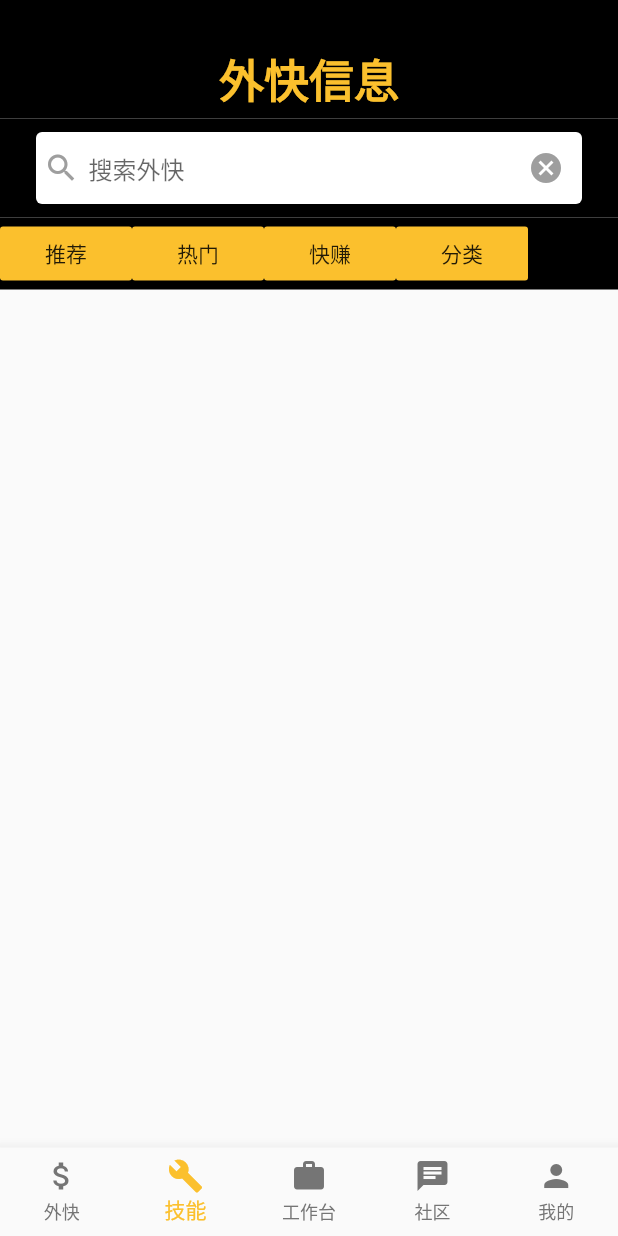
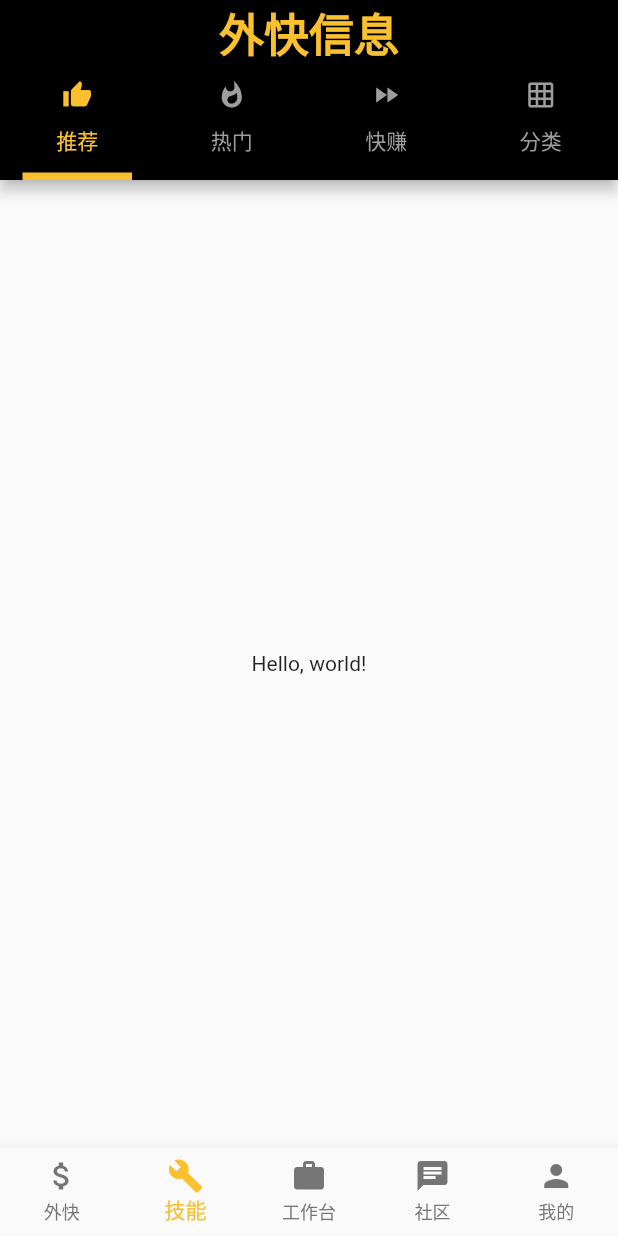
Before and after one commit to ZizhengYang/flutter_wk, a Flutter app: the screen it shows after launch, on a phone screen of 412 x 824 dp. Run offline on Flutter 3.47's test engine with Material 2 defaults, Android fonts, the phone set to English and light mode, and no system bars.

Commit message:
Update user task page, with AppBar, TabView and fancy black-yellow color style

```diff
--- a/lib/Pages/UserSide/Task/CategoryTask.dart
+++ b/lib/Pages/UserSide/Task/CategoryTask.dart
@@ -0,0 +1,9 @@
+import 'package:flutter/material.dart';
+
+class CategoryTask extends StatelessWidget {
+  @override
+  Widget build(BuildContext context) {
+    // TODO: implement build
+    return const Center(child: Text('Hello, world!', textDirection: TextDirection.ltr));
+  }
+}
--- a/lib/Pages/UserSide/Task/EasyMoneyTask.dart
+++ b/lib/Pages/UserSide/Task/EasyMoneyTask.dart
@@ -0,0 +1,9 @@
+import 'package:flutter/material.dart';
+
+class EasyMoneyTask extends StatelessWidget {
+  @override
+  Widget build(BuildContext context) {
+    // TODO: implement build
+    return const Center(child: Text('Hello, world!', textDirection: TextDirection.ltr));
+  }
+}
--- a/lib/Pages/UserSide/Task/HotTask.dart
+++ b/lib/Pages/UserSide/Task/HotTask.dart
@@ -0,0 +1,9 @@
+import 'package:flutter/material.dart';
+
+class HotTask extends StatelessWidget {
+  @override
+  Widget build(BuildContext context) {
+    // TODO: implement build
+    return const Center(child: Text('Hello, world!', textDirection: TextDirection.ltr));
+  }
+}
--- a/lib/Pages/UserSide/Task/RecommendationTask.dart
+++ b/lib/Pages/UserSide/Task/RecommendationTask.dart
@@ -0,0 +1,9 @@
+import 'package:flutter/material.dart';
+
+class RecommendationTask extends StatelessWidget {
+  @override
+  Widget build(BuildContext context) {
+    // TODO: implement build
+    return const Center(child: Text('Hello, world!', textDirection: TextDirection.ltr));
+  }
+}
--- a/lib/Pages/UserSide/UserTaskPage.dart
+++ b/lib/Pages/UserSide/UserTaskPage.dart
@@ -1,39 +1,34 @@
 import 'package:flutter/material.dart';
+import './Task/CategoryTask.dart';
+import './Task/EasyMoneyTask.dart';
+import './Task/HotTask.dart';
+import './Task/RecommendationTask.dart';
 
 class UserTaskPage extends StatelessWidget {
 
-  final SearchBoxContronller = TextEditingController();
-
-  List<Widget> requestList() {
-
-  }
+  TextEditingController _searchBoxContronller = TextEditingController();
 
   @override
   Widget build(BuildContext context) {
-    return new MaterialApp(
+    return new DefaultTabController(
+      length: 4,
+      child: MaterialApp(
         debugShowCheckedModeBanner: false,
         title: "waikuaiInfo",
-      home: new Container(
+        home: new Scaffold(
           /*
          * Page main part
          * 页面主要内容
          */
+          appBar: new PreferredSize(
+            preferredSize: Size(1000,120),
+            child: new AppBar(
+              backgroundColor: Colors.black,
+              title: Container(
+                  alignment: Alignment.topCenter,
                   child: new Column(
                       children: <Widget>[
-            /*
-               * Upper part:
-               * 上部分页面:
-               * Page name 页面名称
-               * Search box 搜索框
-               * Top bar 上选框
-               */
-            new Column(
-              children: <Widget>[
-                new Container(
-                  color: Colors.black,
-                  alignment: Alignment.topCenter,
-                  padding: EdgeInsets.only(top: 30, left: 5, right: 5, bottom: 5),
-                  child: new Text(
+                        new Text(
                           "外快信息",
                           style: new TextStyle(
                               fontSize: 30.0,
@@ -42,78 +37,205 @@ class UserTaskPage extends StatelessWidget {
                               decoration: TextDecoration.none
                           ),
                         ),
+//                        new Container(
+//                          child: new FlatButton(
+//                            onPressed: () {},
+//                            child: new TextField(
+//                              maxLines: 1,
+//                              controller: _searchBoxContronller,
+//                              style: new TextStyle(
+//                                fontSize: 16.0,
+//                              ),
+//                              decoration: new InputDecoration(
+//                                  hintText: "搜索外快",
+//                                  contentPadding: EdgeInsets.all(6),
+//                                  border: InputBorder.none
+//                              ),
+//                            ),
+//                          ),
+//                        )
+                      ],
+                  )
               ),
-                new Container(
-                  color: Colors.black,
-                  alignment: Alignment.topCenter,
-                  padding: EdgeInsets.only(top: 5, left: 20, right: 20, bottom: 5),
-                  child: new Card(
-                    child: new Row(
+              bottom: new TabBar(
+                indicatorWeight: 5,
+                indicatorPadding: EdgeInsets.only(left: 15, top: 0, right: 15, bottom: 0),
+                indicatorColor: Colors.yellow[700],
+                labelColor: Colors.yellow[700],
+                unselectedLabelColor: Colors.grey,
+                tabs: <Widget>[
+                  new Tab(
+                    text: "推荐",
+                    icon: new Icon(Icons.thumb_up, size: 20),
+                  ),
+                  new Tab(
+                    text: "热门",
+                    icon: new Icon(Icons.whatshot, size: 20),
+                  ),
+                  new Tab(
+                    text: "快赚",
+                    icon: new Icon(Icons.fast_forward, size: 20),
+                  ),
+                  new Tab(
+                    text: "分类",
+                    icon: new Icon(Icons.grid_on, size: 20),
+                  )
+                ],
+              ),
+            )
+          ),
+          body: new TabBarView(
             children: <Widget>[
-                        new SizedBox(width: 5.0),
-                        new Icon(Icons.search, color: Colors.grey),
-                        Expanded(
-                          child: new TextField(
-                            maxLines: 1,
-                            controller: SearchBoxContronller,
-                            style: new TextStyle(
-                              fontSize: 16.0,
-                            ),
-                            decoration: new InputDecoration(
-                                hintText: "搜索外快",
-                                contentPadding: EdgeInsets.all(6),
-                                border: InputBorder.none
-//                            new OutlineInputBorder(borderRadius: BorderRadius.circular(10), borderSide: BorderSide(color: Colors.lime[600])),
-                            ),
-                          ),
-                        ),
-                        new IconButton(icon: new Icon(Icons.cancel), onPressed: () {SearchBoxContronller.clear();}, color: Colors.grey)
+              new CategoryTask(),
+              new EasyMoneyTask(),
+              new HotTask(),
+              new RecommendationTask()
             ],
           ),
         ),
-                ),
-                new Container(
-                  color: Colors.black,
-                  child: new Row(
-                    children: <Widget>[
-                      new FlatButton(onPressed: () {}, child: new Text("推荐"), color: Colors.yellow[700]),
-                      new FlatButton(onPressed: () {}, child: new Text("热门"), color: Colors.yellow[700]),
-                      new FlatButton(onPressed: () {}, child: new Text("快赚"), color: Colors.yellow[700]),
-                      new FlatButton(onPressed: () {}, child: new Text("分类"), color: Colors.yellow[700])
-                    ],
-                  ),
-                ),
-              ],
-            ),
-            /*
-             * Middle part:
-             * 中部分页面:
-             * Select view 筛选外块
-             * Sort button 外快排序
-             * List view 外快表单
-             */
-            new Column(
-
-            ),
-            /*
-             * Upper part:
-             * 下部分页面:
-             * Bottom bar 下选框
-             */
-            new Column(
-              children: <Widget>[
-                /*
-                 *
-                 */
-                new Row(
-
-                ),
-              ],
-            ),
-          ],
-        ),
-      ),
+      )
     );
   }
 
 }
+
+//class UserTaskAppBar extends StatefulWidget implements PreferredSizeWidget {
+//
+//  final double height;
+//  final double elevation;
+//  final Widget text;
+//
+//  const UserTaskAppBar(
+//      {Key key,
+//        this.height: 46.0,
+//        this.elevation: 0.5,
+//        this.text: null,
+//      }
+//  ) : super(key: key);
+//
+//  @override
+//  State<StatefulWidget> createState() => new UserTaskAppBarState();
+//
+//  @override
+//  // TODO: implement preferredSize
+//  Size get preferredSize => Size.fromHeight(height);//这里设置控件（appBar）的高度
+//
+//}
+//
+//class UserTaskAppBarState extends State<UserTaskAppBar> {
+//
+//  @override
+//  Widget build(BuildContext context) {
+//
+//  }
+//
+//}
+//
+//class UserTaskBody extends StatelessWidget {
+//
+//  @override
+//  Widget build(BuildContext context) {
+//
+//  }
+//
+//}
+
+//new Column(
+//children: <Widget>[
+///*
+//               * Upper part:
+//               * 上部分页面:
+//               * Page name 页面名称
+//               * Search box 搜索框
+//               * Top bar 上选框
+//               */
+//new Column(
+//children: <Widget>[
+//new Container(
+//color: Colors.black,
+//alignment: Alignment.topCenter,
+//padding: EdgeInsets.only(top: 30, left: 5, right: 5, bottom: 5),
+//child: new Text(
+//"外快信息",
+//style: new TextStyle(
+//fontSize: 30.0,
+//fontWeight: FontWeight.w900,
+//color: Colors.yellow[700],
+//decoration: TextDecoration.none
+//),
+//),
+//),
+//new Container(
+//color: Colors.black,
+//alignment: Alignment.topCenter,
+//padding: EdgeInsets.only(top: 5, left: 20, right: 20, bottom: 5),
+//child: new Card(
+//child: new Row(
+//children: <Widget>[
+//new SizedBox(width: 5.0),
+//new Icon(Icons.search, color: Colors.grey),
+//Expanded(
+//child: new TextField(
+//maxLines: 1,
+//controller: _searchBoxContronller,
+//style: new TextStyle(
+//fontSize: 16.0,
+//),
+//decoration: new InputDecoration(
+//hintText: "搜索外快",
+//contentPadding: EdgeInsets.all(6),
+//border: InputBorder.none
+//),
+//),
+//),
+//new IconButton(icon: new Icon(Icons.cancel), onPressed: () {_searchBoxContronller.clear();}, color: Colors.grey)
+//],
+//),
+//),
+//),
+//new Container(
+//color: Colors.black,
+//child: new TabBar(
+//tabs: <Widget>[
+//new Tab(
+//text: "推荐",
+//icon: new Icon(Icons.thumb_up),
+//),
+//new Tab(
+//text: "热门",
+//icon: new Icon(Icons.whatshot),
+//),
+//new Tab(
+//text: "快赚",
+//icon: new Icon(Icons.fast_forward),
+//),
+//new Tab(
+//text: "分类",
+//icon: new Icon(Icons.grid_on),
+//)
+//],
+//),
+//),
+//],
+//),
+///*
+//             * Middle part:
+//             * 中部分页面:
+//             * Select view 筛选外块
+//             * Sort button 外快排序
+//             * List view 外快表单
+//             */
+//new Column(
+//children: <Widget>[
+//new TabBarView(
+//children: <Widget>[
+//new CategoryTask(),
+//new EasyMoneyTask(),
+//new HotTask(),
+//new RecommendationTask()
+//]
+//)
+//],
+//)
+//],
+//),
```
Lines whose indentation alone changed are shown as unchanged.
